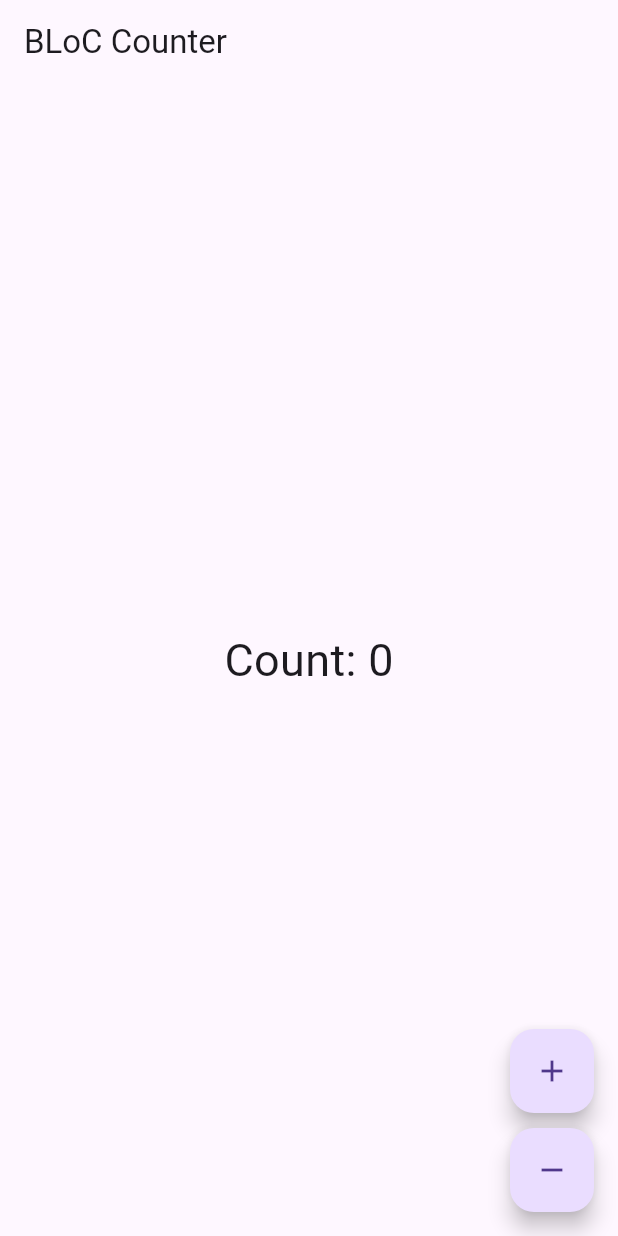
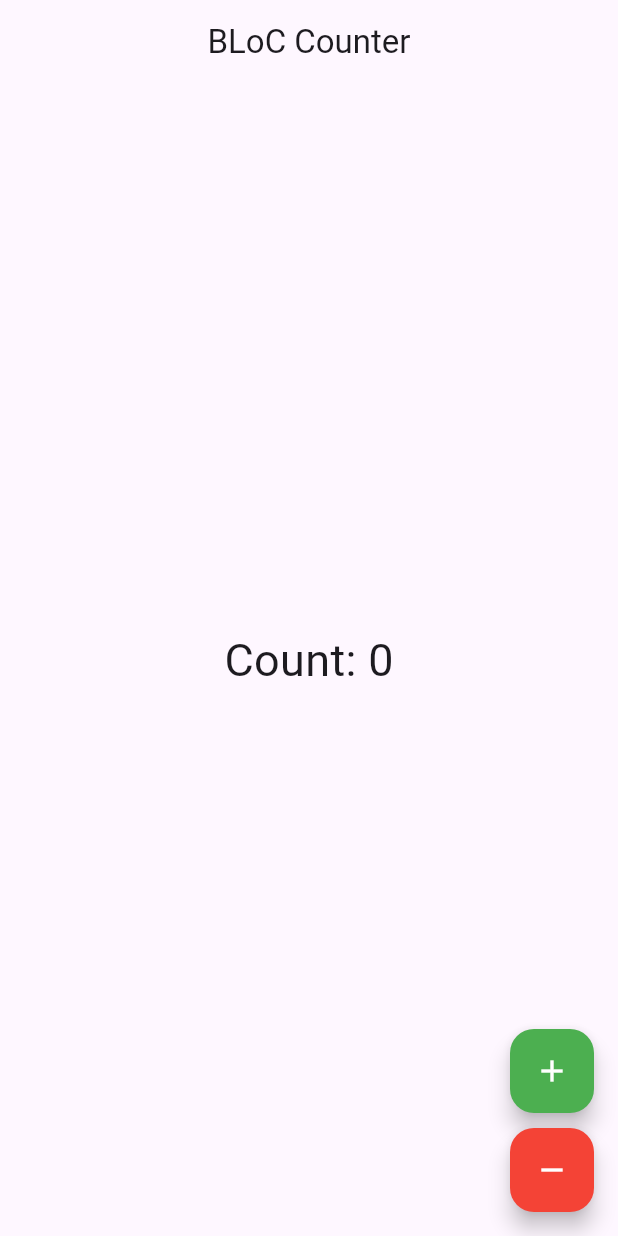
Before and after one commit to Chhyoti/bloc_counter, a Flutter app: the screen it shows after launch, on a phone screen of 412 x 824 dp. Run offline on Flutter 3.47's test engine with Material 3 defaults, Android fonts, the phone set to English and light mode, and no system bars; our stand-ins replace flutter_bloc.

Commit message:
UI changed

```diff
--- a/lib/main.dart
+++ b/lib/main.dart
@@ -16,6 +16,8 @@ class MyApp extends StatelessWidget {
   Widget build(BuildContext context) {
     return MaterialApp(
       title: 'BLoC Counter',
+      debugShowCheckedModeBanner: false,
+      theme: ThemeData(primarySwatch: Colors.deepPurple, useMaterial3: true),
       home: BlocProvider(
         create: (_) => CounterBloc(),
         child: const CounterPage(),
@@ -32,7 +34,7 @@ class CounterPage extends StatelessWidget {
     final counterBloc = context.read<CounterBloc>();
 
     return Scaffold(
-      appBar: AppBar(title: const Text('BLoC Counter')),
+      appBar: AppBar(title: const Text('BLoC Counter'), centerTitle: true),
       body: Center(
         child: BlocBuilder<CounterBloc, CounterState>(
           builder: (context, state) {
@@ -49,13 +51,15 @@ class CounterPage extends StatelessWidget {
           FloatingActionButton(
             heroTag: 'increment',
             onPressed: () => counterBloc.add(IncrementEvent()),
-            child: const Icon(Icons.add),
+            backgroundColor: Colors.green,
+            child: const Icon(Icons.add, color: Colors.white),
           ),
           const SizedBox(height: 10),
           FloatingActionButton(
             heroTag: 'decrement',
             onPressed: () => counterBloc.add(DecrementEvent()),
-            child: const Icon(Icons.remove),
+            backgroundColor: Colors.red,
+            child: const Icon(Icons.remove, color: Colors.white),
           ),
         ],
       ),
```
